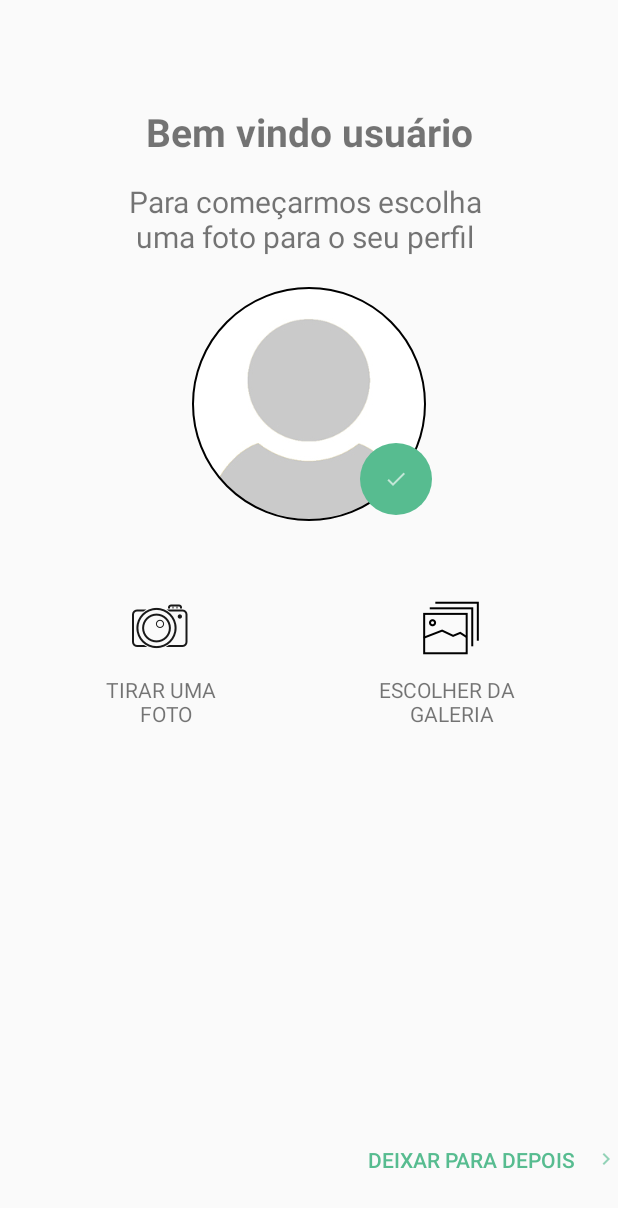
After one commit to Noemi-Oliveira-Ferrari/git-tcc, an Android app: the CadastroFotoActivity screen opened directly, with no data from a screen before it, on a phone screen of 412 x 824 dp. The commit adds this screen. Shown: the top 1208 px of the screen. Run offline under Robolectric (Android 15) with nearby library versions, the phone set to English and light mode, and no system bars; our stand-ins replace CircleImageView.

Commit message:
Começo cadastro foto camera/galeria

```diff
--- a/mobile/app/build.gradle
+++ b/mobile/app/build.gradle
@@ -26,6 +26,7 @@ dependencies {
     implementation 'com.squareup.retrofit2:converter-jackson:2.4.0'
     implementation 'com.squareup.retrofit2:retrofit:2.4.0'
     implementation 'com.android.support:design:28.+'
+    implementation 'de.hdodenhof:circleimageview:3.0.1'
     testImplementation 'junit:junit:4.12'
     androidTestImplementation 'com.android.support.test:runner:1.0.2'
     androidTestImplementation 'com.android.support.test.espresso:espresso-core:3.0.2'
--- a/mobile/app/src/main/AndroidManifest.xml
+++ b/mobile/app/src/main/AndroidManifest.xml
@@ -28,6 +28,18 @@
         <activity android:name="br.net.daumhelp.CadastroServicoActivity" android:screenOrientation="portrait"></activity>
         <activity android:name="br.net.daumhelp.CadastroTermosActivity" android:screenOrientation="portrait"></activity>
         <activity android:name="br.net.daumhelp.ConfirmarEmailActivity" android:screenOrientation="portrait"></activity>
+        <activity android:name="br.net.daumhelp.CadastroFotoActivity" android:screenOrientation="portrait"></activity>
+        <provider
+            android:name="android.support.v4.content.FileProvider"
+            android:authorities="${applicationId}.provider"
+            android:exported="false"
+            android:grantUriPermissions="true">
+
+            <meta-data
+                android:name="android.support.FILE_PROVIDER_PATHS"
+                android:resource="@xml/provider_paths"/>
+
+        </provider>
     </application>
 
 </manifest>
--- /dev/null
+++ b/mobile/app/src/main/java/br/net/daumhelp/CadastroFotoActivity.java
@@ -0,0 +1,101 @@
+package br.net.daumhelp;
+
+import android.app.Activity;
+import android.content.Intent;
+import android.graphics.Bitmap;
+import android.graphics.BitmapFactory;
+import android.net.Uri;
+import android.os.Bundle;
+import android.provider.MediaStore;
+import android.support.annotation.Nullable;
+import android.support.v4.content.FileProvider;
+import android.support.v7.app.AppCompatActivity;
+import android.view.View;
+import android.widget.Button;
+import android.widget.ImageButton;
+import android.widget.ImageView;
+
+import java.io.File;
+import java.io.FileNotFoundException;
+import java.io.InputStream;
+
+public class CadastroFotoActivity extends AppCompatActivity {
+
+    private Button btnSemFoto;
+    private ImageButton ibGaleria;
+    private ImageButton ibCamera;
+    private String caminhoFoto;
+    private ImageView ivFoto;
+    public static final int GALERIA_REQUEST = 1;
+    public static final int CAMERA_REQUEST = 2;
+
+
+
+    protected void onCreate(Bundle savedInstanceState) {
+        super.onCreate(savedInstanceState);
+        setContentView(R.layout.activity_foto);
+
+        btnSemFoto = findViewById(R.id.btn_sem_imagem);
+        ibGaleria = findViewById(R.id.ib_galeria);
+        ibCamera = findViewById(R.id.ib_camera);
+        ivFoto = findViewById(R.id.iv_foto);
+
+
+        /*INTENT PARA ABRIR A GALERIA*/
+        ibGaleria.setOnClickListener(new View.OnClickListener() {
+            @Override
+            public void onClick(View v) {
+                Intent intentGaleria = new Intent(Intent.ACTION_GET_CONTENT);
+                intentGaleria.setType("image/*");
+                startActivityForResult(intentGaleria, GALERIA_REQUEST);
+            }
+        });
+
+        /*INTENT PARA ABRIR A CÂMERA*/
+        ibCamera.setOnClickListener(new View.OnClickListener() {
+            @Override
+            public void onClick(View v) {
+                Intent intentCamera = new Intent(MediaStore.ACTION_IMAGE_CAPTURE);
+                String nomeFoto = "/IMG_" + System.currentTimeMillis() + ".jpg";
+                caminhoFoto = getExternalFilesDir(null) + nomeFoto;
+
+                File arquivoFoto = new File(caminhoFoto);
+                Uri fotoUri = FileProvider.getUriForFile(CadastroFotoActivity.this, BuildConfig.APPLICATION_ID + ".provider", arquivoFoto);
+
+                intentCamera.putExtra(MediaStore.EXTRA_OUTPUT, fotoUri);
+                startActivityForResult(intentCamera, CAMERA_REQUEST);
+            }
+        });
+
+
+    }
+
+    @Override
+    protected void onActivityResult(int requestCode, int resultCode, @Nullable Intent data) {
+
+        if(resultCode == RESULT_OK){
+            try {
+                /*tratamento para não dar erro se o usuário não escolher nenhuma imagem*/
+                if (requestCode == GALERIA_REQUEST) {
+                    InputStream inputStream = getContentResolver().openInputStream(data.getData());
+                    Bitmap bitmap = BitmapFactory.decodeStream(inputStream);
+                    ivFoto.setImageBitmap(bitmap);
+                }
+                if (requestCode == CAMERA_REQUEST){
+                    Bitmap bitmap = BitmapFactory.decodeFile(caminhoFoto);
+                    Bitmap bitmapReduzido = Bitmap.createScaledBitmap(bitmap, 300, 300, true);
+                    ivFoto.setImageBitmap(bitmapReduzido);
+
+                }
+
+
+            } catch (FileNotFoundException e) {
+                e.printStackTrace();
+            }
+
+
+        }
+
+    }
+
+}
--- a/mobile/app/src/main/java/br/net/daumhelp/MainActivity.java
+++ b/mobile/app/src/main/java/br/net/daumhelp/MainActivity.java
@@ -48,6 +48,9 @@ public class MainActivity extends AppCompatActivity {
 
         cvSucesso.setVisibility(View.INVISIBLE);
         cvOpacity.setVisibility(View.INVISIBLE);
+
+        etEmail.setText("pedropedro");
+        etSenha.setText("123456789");
 
         /*VERIFICAÇÃO DA CONEXÃO*/
         final ConnectivityManager conmag = (ConnectivityManager)this.getSystemService(Context.CONNECTIVITY_SERVICE);
@@ -118,7 +121,8 @@ public class MainActivity extends AppCompatActivity {
                     @Override
                     public void onResponse(Call<Login> call, Response<Login> response) {
                         response.body();
-                        Toast.makeText(MainActivity.this, "PROFISSIONAL LOGADO", Toast.LENGTH_SHORT).show();
+                        Intent intent = new Intent(MainActivity.this, CadastroFotoActivity.class);
+                        startActivity(intent);
                     }
 
                     @Override
@@ -140,8 +144,6 @@ public class MainActivity extends AppCompatActivity {
                         });
                     }
                 });
-
-                Intent intent = new Intent(MainActivity.this, EscolhaActivity.class);
             }
         });
 
--- a/mobile/app/src/main/java/br/net/daumhelp/SplashScreenActivity.java
+++ b/mobile/app/src/main/java/br/net/daumhelp/SplashScreenActivity.java
@@ -58,11 +58,11 @@ public class SplashScreenActivity extends AppCompatActivity {
 
                         }
                     }
-                },0, 5000);
+                },0, 1000);
 
 
             }
-        }, 3000);
+        }, 1000);
 
 
 
--- /dev/null
+++ b/mobile/app/src/main/res/drawable/button_foto.xml
@@ -0,0 +1,6 @@
+<?xml version="1.0" encoding="utf-8"?>
+<shape
+    xmlns:android="http://schemas.android.com/apk/res/android"
+    android:shape="oval">
+    <solid android:color="@color/colorTest"></solid>
+</shape>
--- /dev/null
+++ b/mobile/app/src/main/res/layout/activity_foto.xml
@@ -0,0 +1,131 @@
+<?xml version="1.0" encoding="utf-8"?>
+<android.support.constraint.ConstraintLayout
+    android:id="@+id/constraint"
+    xmlns:android="http://schemas.android.com/apk/res/android"
+    xmlns:app="http://schemas.android.com/apk/res-auto"
+    xmlns:tools="http://schemas.android.com/tools"
+    android:layout_width="match_parent"
+    android:layout_height="match_parent">
+
+    <ImageButton
+        android:id="@+id/ib_galeria"
+        android:layout_width="wrap_content"
+        android:layout_height="wrap_content"
+        android:layout_marginEnd="90dp"
+        android:layout_marginTop="50dp"
+        android:background="#00FFFFFF"
+        android:src="@drawable/galeria"
+        app:layout_constraintEnd_toEndOf="parent"
+        app:layout_constraintTop_toBottomOf="@+id/iv_foto" />
+
+    <TextView
+        android:id="@+id/tv_bem_vindo"
+        android:layout_width="wrap_content"
+        android:layout_height="wrap_content"
+        android:layout_marginStart="66dp"
+        android:layout_marginTop="70dp"
+        android:layout_marginEnd="66dp"
+        android:text="Bem vindo usuário"
+        android:textAlignment="center"
+        android:textSize="26dp"
+        android:textStyle="bold"
+        app:layout_constraintEnd_toEndOf="parent"
+        app:layout_constraintStart_toStartOf="parent"
+        app:layout_constraintTop_toTopOf="parent" />
+
+    <TextView
+        android:id="@+id/tv_escolha_foto"
+        android:layout_width="wrap_content"
+        android:layout_height="wrap_content"
+        android:layout_marginTop="15dp"
+        android:text="Para começarmos escolha \n uma foto para o seu perfil"
+        android:textSize="20dp"
+        app:layout_constraintEnd_toEndOf="parent"
+        app:layout_constraintStart_toStartOf="parent"
+        app:layout_constraintTop_toBottomOf="@+id/tv_bem_vindo" />
+
+    <de.hdodenhof.circleimageview.CircleImageView
+        android:id="@+id/iv_foto"
+        android:layout_width="156dp"
+        android:layout_height="156dp"
+        android:layout_marginTop="20dp"
+        android:src="@drawable/user2"
+        app:civ_border_color="#FF000000"
+        app:civ_border_width="1dp"
+        app:layout_constraintEnd_toEndOf="parent"
+        app:layout_constraintStart_toStartOf="parent"
+        app:layout_constraintTop_toBottomOf="@+id/tv_escolha_foto" />
+
+    <ImageButton
+        android:id="@+id/btn_confirmar_foto"
+        android:layout_width="48dp"
+        android:layout_height="48dp"
+        android:layout_marginBottom="4dp"
+        android:background="@drawable/button_foto"
+        app:layout_constraintBottom_toBottomOf="@+id/iv_foto"
+        app:layout_constraintEnd_toEndOf="parent"
+        android:src="@drawable/ic_ok"
+        app:layout_constraintHorizontal_bias="0.659"
+        app:layout_constraintStart_toStartOf="parent" />
+
+    <ImageButton
+        android:id="@+id/ib_camera"
+        android:layout_width="wrap_content"
+        android:layout_height="wrap_content"
+        android:layout_marginStart="85dp"
+        android:layout_marginTop="50dp"
+        android:background="#00FFFFFF"
+        android:src="@drawable/camera"
+        app:layout_constraintStart_toStartOf="parent"
+        app:layout_constraintTop_toBottomOf="@+id/iv_foto" />
+
+    <TextView
+        android:id="@+id/tv_selfie"
+        android:layout_width="wrap_content"
+        android:layout_height="wrap_content"
+        android:layout_marginStart="70dp"
+        android:layout_marginTop="10dp"
+        android:text="TIRAR UMA \n FOTO"
+        android:textAlignment="center"
+        app:layout_constraintStart_toStartOf="parent"
+        app:layout_constraintTop_toBottomOf="@+id/ib_camera" />
+
+    <TextView
+        android:id="@+id/tv_galeria"
+        android:layout_width="wrap_content"
+        android:layout_height="wrap_content"
+        android:layout_marginTop="10dp"
+        android:layout_marginEnd="65dp"
+        android:text="ESCOLHER DA \n GALERIA"
+        android:textAlignment="center"
+        app:layout_constraintEnd_toEndOf="parent"
+        app:layout_constraintTop_toBottomOf="@+id/ib_galeria" />
+
+    <RelativeLayout
+        android:layout_width="match_parent"
+        android:layout_height="match_parent"
+        app:layout_constraintBottom_toBottomOf="parent"
+        app:layout_constraintEnd_toEndOf="parent"
+        app:layout_constraintStart_toStartOf="parent"
+        app:layout_constraintTop_toTopOf="parent">
+
+
+        <Button
+            android:id="@+id/btn_sem_imagem"
+            android:layout_width="180dp"
+            android:layout_height="50dp"
+            android:layout_alignParentEnd="true"
+            android:layout_alignParentBottom="true"
+            android:layout_marginBottom="26dp"
+            android:background="#00FFFFFF"
+            android:drawableRight="@drawable/ic_ok2"
+            android:text="Deixar para depois"
+            android:textColor="@color/colorTest"
+            app:layout_constraintBottom_toBottomOf="parent"
+            app:layout_constraintEnd_toEndOf="parent"
+            app:layout_constraintHorizontal_bias="0.864"
+            app:layout_constraintStart_toStartOf="parent" />
+
+    </RelativeLayout>
+
+</android.support.constraint.ConstraintLayout>
--- /dev/null
+++ b/mobile/app/src/main/res/xml/provider_paths.xml
@@ -0,0 +1,5 @@
+<paths>
+    <external-path
+        name="fotos"
+        path="."/>
+</paths>
```
Also changed, not shown: mobile/app/src/main/res/drawable-hdpi/camera.png (added), mobile/app/src/main/res/drawable-hdpi/galeria.png (added), mobile/app/src/main/res/drawable-hdpi/ic_ok.png (added), mobile/app/src/main/res/drawable-hdpi/ic_ok2.png (added), mobile/app/src/main/res/drawable-hdpi/ic_photo.png (added), mobile/app/src/main/res/drawable-hdpi/user2.png (added).
